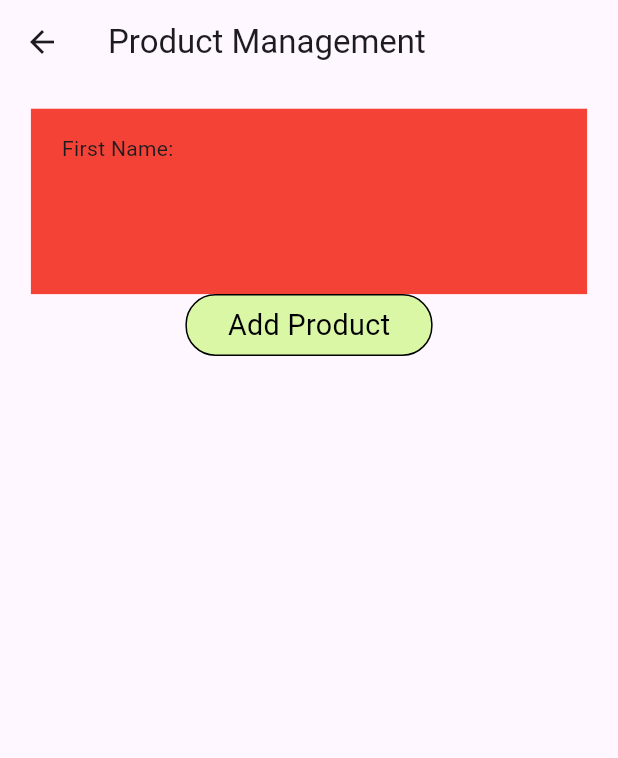
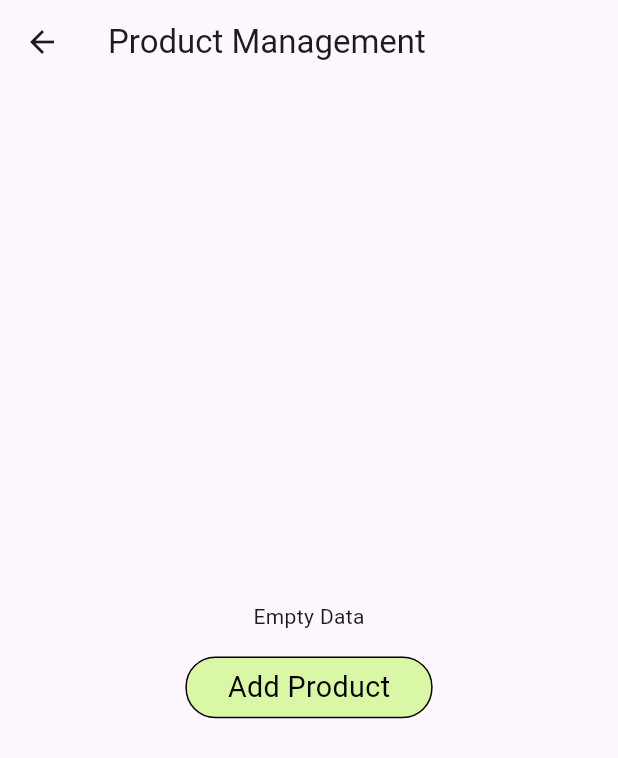
Before and after one commit to harshdikshit29/admin_delivery, a Flutter app: the AdminHomeScreen screen opened directly, after a tap on "Product Mangement", on a phone screen of 412 x 824 dp. Shown: the top 758 px of the screen. Run offline on Flutter 3.47's test engine with Material 3 defaults, Android fonts, the phone set to English and light mode, and no system bars; our stand-ins replace get, otp_text_field.

Commit message:
updated ui

```diff
--- a/lib/screens/admin/home/admin_home_screen.dart
+++ b/lib/screens/admin/home/admin_home_screen.dart
@@ -41,7 +41,13 @@ class AdminHomeScreen extends StatelessWidget {
           ),
           GestureDetector(
             onTap: () {
-              Get.to(ProductManagement());
+              Get.to(ProductManagement(
+                productDetails: '',
+                brand: '',
+                modelNumber: '',
+                productName: '',
+                quantity: '', selectedCategory: '',
+              ));
             },
             child: CustomButton(
               buttonText: 'Product Mangement',
--- a/lib/screens/admin/product_management/product_management_screen.dart
+++ b/lib/screens/admin/product_management/product_management_screen.dart
@@ -8,8 +8,20 @@ import 'package:flutter/widgets.dart';
 import 'package:get/get.dart';
 
 class ProductManagement extends StatefulWidget {
+  final String productDetails;
+  final String brand;
+  final String modelNumber;
+  final String productName;
+  final String quantity;
+  final String selectedCategory;
   const ProductManagement({
     super.key,
+    required this.productDetails,
+    required this.brand,
+    required this.modelNumber,
+    required this.productName,
+    required this.quantity,
+    required this.selectedCategory,
   });
 
   @override
@@ -25,54 +37,98 @@ class _ProductManagementState extends State<ProductManagement> {
       appBar: AppBar(
         title: Text('Product Management'),
       ),
-      body:
-          //widget.phoneNumber == ''
-          //     ? Center(
-          //         child: Column(
-          //           mainAxisAlignment: MainAxisAlignment.center,
-          //           children: [
-          //             Text("Empty Data"),
-          //             GestureDetector(
-          //               onTap: () {
-          //                 Get.to(CustomerAdd());
-          //               },
-          //               child: CustomButton(
-          //                 height: h * .05,
-          //                 width: w * .4,
-          //                 buttonText: 'Add Customer',
-          //               ),
-          //             )
-          //           ],
-          //         ),
-          //       )
-          // :
-          Padding(
-        padding: EdgeInsets.symmetric(horizontal: w * .05, vertical: h * .02),
+      body: widget.productName == ''
+          ? Center(
+              child: Column(
+                mainAxisAlignment: MainAxisAlignment.center,
+                children: [
+                  Text("Empty Data"),
+                  SizedBox(
+                    height: h * .02,
+                  ),
+                  GestureDetector(
+                    onTap: () {
+                      Get.to(ProductAdd());
+                    },
+                    child: CustomButton(
+                      height: h * .05,
+                      width: w * .4,
+                      buttonText: 'Add Product',
+                    ),
+                  )
+                ],
+              ),
+            )
+          : Padding(
+              padding:
+                  EdgeInsets.symmetric(horizontal: w * .05, vertical: h * .02),
               child: Column(
                 children: [
-            GestureDetector(
-              onTap: () {
-                Get.to(ProductDescription());
-              },
-              child: Container(
-                width: double.infinity,
-                height: h * .15,
-                color: Colors.red,
+                  Container(
+                    width: w * 1,
+                    child: Card(
+                      elevation: 1,
                       child: Padding(
                         padding: EdgeInsets.symmetric(
                             horizontal: w * .05, vertical: h * .02),
                         child: Column(
                           crossAxisAlignment: CrossAxisAlignment.start,
                           children: [
-                      Text('First Name:'),
-                      // Text('Last Name: ${widget.lastName}'),
-                      // Text('Phone Number: ${widget.phoneNumber}'),
-                      // Text('Email: ${widget.email}'),
-                      // Text('Address: ${widget.address}'),
+                            Row(
+                              children: [
+                                Image.network(
+                                  'https://images.pexels.com/photos/1006293/pexels-photo-1006293.jpeg?auto=compress&cs=tinysrgb&w=1260&h=750&dpr=1',
+                                  height: h * .08,
+                                ),
+                                SizedBox(
+                                  width: w * .02,
+                                ),
+                                Column(
+                                  crossAxisAlignment: CrossAxisAlignment.start,
+                                  children: [
+                                    Text(
+                                        'Category: ${widget.selectedCategory}'),
+                                    Text('Product Name: ${widget.productName}'),
+                                    Text('Brand: ${widget.brand}'),
+                                    Text('Quantity: ${widget.quantity}'),
+                                    Text('Model Number: ${widget.modelNumber}'),
+                                    Text(
+                                        'Product Details: ${widget.productDetails}'),
+                                  ],
+                                ),
+                              ],
+                            ),
+                            SizedBox(
+                              height: h * .02,
+                            ),
+                            Row(
+                              mainAxisAlignment: MainAxisAlignment.spaceEvenly,
+                              children: [
+                                GestureDetector(
+                                    onTap: () {
+                                      Get.to(ProductDescription());
+                                    },
+                                    child: CustomButton(
+                                      buttonText: 'View Product',
+                                      width: w * .35,
+                                      height: h * .04,
+                                    )),
+                                GestureDetector(
+                                    onTap: () {},
+                                    child: CustomButton(
+                                      buttonText: 'Update Product',
+                                      width: w * .35,
+                                      height: h * .04,
+                                    ))
+                              ],
+                            )
                           ],
                         ),
                       ),
                     ),
+                  ),
+                  SizedBox(
+                    height: h * .01,
                   ),
                   GestureDetector(
                     onTap: () {
```
Also changed, not shown: lib/screens/admin/customer_screens/customer_manage_screen.dart (+53 -13 lines), lib/screens/admin/product_management/add_product_screen.dart (+76 -81 lines), lib/screens/login/login_screen.dart (+7 -10 lines), lib/screens/login/signup/signup_screen.dart (+1 -7 lines), 1 other file. Lines whose indentation alone changed are shown as unchanged.
